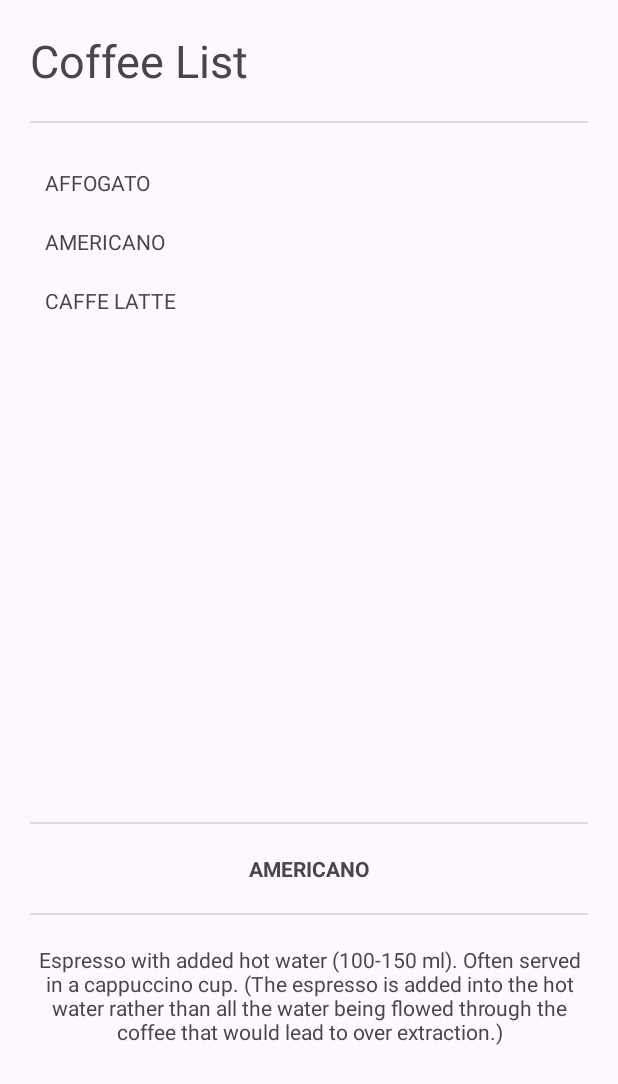
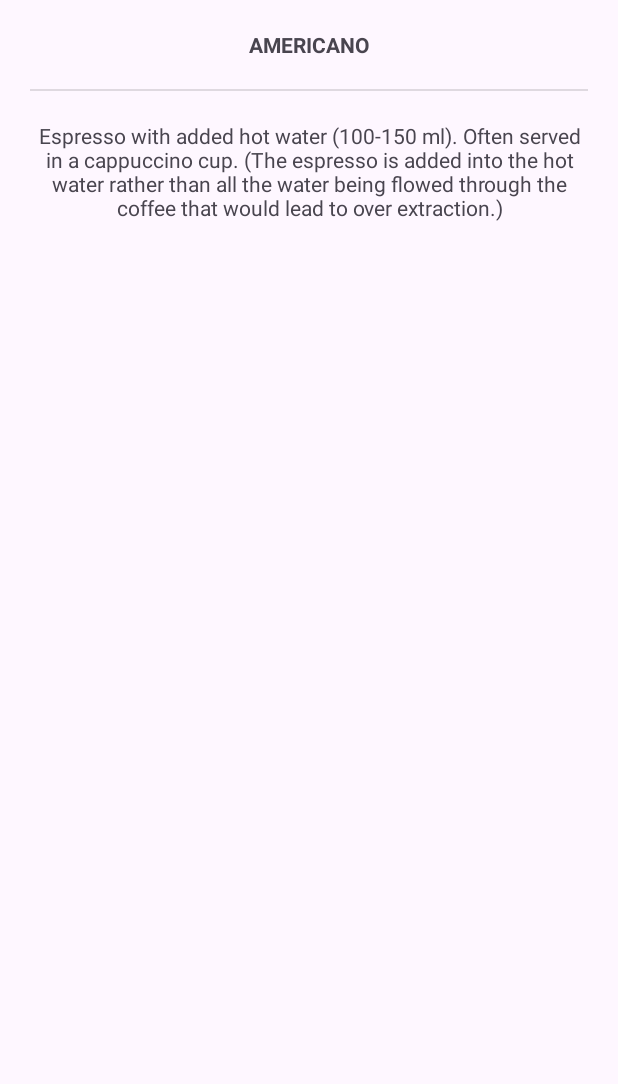
Before and after one commit to Calvin-braus/LAB_WEEK_03, an Android app: the screen it shows after launch (MainActivity), after a tap on "AMERICANO", on a phone screen of 412 x 824 dp. Shown: the top 1084 px of the screen. Run offline under Robolectric (Android 15) with nearby library versions, the phone set to English and light mode, and no system bars.

Commit message:
Commit No. 3 – use dynamic fragment

```diff
--- a/app/build.gradle.kts
+++ b/app/build.gradle.kts
@@ -42,6 +42,8 @@ dependencies {
     implementation(libs.material)
     implementation(libs.androidx.activity)
     implementation(libs.androidx.constraintlayout)
+    implementation("androidx.navigation:navigation-fragment-ktx:2.8.3")
+    implementation("androidx.navigation:navigation-ui-ktx:2.8.3")
     testImplementation(libs.junit)
     androidTestImplementation(libs.androidx.junit)
     androidTestImplementation(libs.androidx.espresso.core)
--- a/app/src/main/java/com/example/lab_week_03/DetailFragment.kt
+++ b/app/src/main/java/com/example/lab_week_03/DetailFragment.kt
@@ -27,6 +27,14 @@ class DetailFragment : Fragment() {
         return inflater.inflate(R.layout.fragment_detail, container, false)
     }
 
+    override fun onViewCreated(view: View, savedInstanceState: Bundle?) {
+        super.onViewCreated(view, savedInstanceState)
+
+        // Ambil coffeeId dari arguments (default 0)
+        val coffeeId = arguments?.getInt(COFFEE_ID, 0) ?: 0
+        setCoffeeData(coffeeId)
+    }
+
     // fungsi untuk update UI sesuai kopi yang dipilih
     fun setCoffeeData(id: Int) {
         when (id) {
@@ -46,7 +54,14 @@ class DetailFragment : Fragment() {
     }
 
     companion object {
-        @JvmStatic
-        fun newInstance() = DetailFragment()
+        private const val COFFEE_ID = "COFFEE_ID"
+
+        // Factory method untuk membuat DetailFragment dengan coffeeId
+        fun newInstance(coffeeId: Int) = DetailFragment().apply {
+            arguments = Bundle().apply {
+                putInt(COFFEE_ID, coffeeId)
+            }
+        }
     }
+
 }
--- a/app/src/main/java/com/example/lab_week_03/MainActivity.kt
+++ b/app/src/main/java/com/example/lab_week_03/MainActivity.kt
@@ -5,28 +5,43 @@ import androidx.activity.enableEdgeToEdge
 import androidx.appcompat.app.AppCompatActivity
 import androidx.core.view.ViewCompat
 import androidx.core.view.WindowInsetsCompat
+import androidx.fragment.app.FragmentContainerView
 
 interface CoffeeListener {
     fun onSelected(id: Int)
 }
+
 class MainActivity : AppCompatActivity(), CoffeeListener {
-
     override fun onCreate(savedInstanceState: Bundle?) {
         super.onCreate(savedInstanceState)
         enableEdgeToEdge()
         setContentView(R.layout.activity_main)
 
-        // supaya layout tidak ketiban status bar
-        ViewCompat.setOnApplyWindowInsetsListener(findViewById(R.id.main)) { v, insets ->
+        ViewCompat.setOnApplyWindowInsetsListener(findViewById(R.id.fragment_container)) { v, insets ->
             val systemBars = insets.getInsets(WindowInsetsCompat.Type.systemBars())
             v.setPadding(systemBars.left, systemBars.top, systemBars.right, systemBars.bottom)
             insets
         }
+
+        // Load ListFragment pertama kali
+        if (savedInstanceState == null) {
+            findViewById<FragmentContainerView>(R.id.fragment_container).let { containerLayout ->
+                val listFragment = ListFragment()
+                supportFragmentManager.beginTransaction()
+                    .add(containerLayout.id, listFragment)
+                    .commit()
+            }
+        }
     }
 
     override fun onSelected(id: Int) {
-        val detailFragment = supportFragmentManager
-            .findFragmentById(R.id.fragment_detail) as DetailFragment
-        detailFragment.setCoffeeData(id)
+        // Ganti fragment jadi DetailFragment dengan data ID
+        findViewById<FragmentContainerView>(R.id.fragment_container).let { containerLayout ->
+            val detailFragment = DetailFragment.newInstance(id) // warning type mismatch → kita fix nanti
+            supportFragmentManager.beginTransaction()
+                .replace(containerLayout.id, detailFragment)
+                .addToBackStack(null) // biar bisa balik ke ListFragment
+                .commit()
+        }
     }
 }
--- a/app/src/main/res/layout/activity_main.xml
+++ b/app/src/main/res/layout/activity_main.xml
@@ -1,35 +1,6 @@
 <?xml version="1.0" encoding="utf-8"?>
-<LinearLayout
+<androidx.fragment.app.FragmentContainerView
     xmlns:android="http://schemas.android.com/apk/res/android"
-    xmlns:app="http://schemas.android.com/apk/res-auto"
-    xmlns:tools="http://schemas.android.com/tools"
-    android:id="@+id/main"
+    android:id="@+id/fragment_container"
     android:layout_width="match_parent"
-    android:layout_height="match_parent"
-    android:orientation="vertical"
-    tools:context=".MainActivity">
-
-    <!-- List Fragment (atas) -->
-    <androidx.fragment.app.FragmentContainerView
-        android:id="@+id/fragment_list"
-        android:name="com.example.lab_week_03.ListFragment"
-        android:layout_width="match_parent"
-        android:layout_height="0dp"
-        android:layout_weight="2" />
-
-    <!-- Divider -->
-    <View
-        android:layout_width="match_parent"
-        android:layout_height="1dp"
-        android:layout_marginHorizontal="20dp"
-        android:background="?android:attr/dividerVertical" />
-
-    <!-- Detail Fragment (bawah) -->
-    <androidx.fragment.app.FragmentContainerView
-        android:id="@+id/fragment_detail"
-        android:name="com.example.lab_week_03.DetailFragment"
-        android:layout_width="match_parent"
-        android:layout_height="0dp"
-        android:layout_weight="1" />
-
-</LinearLayout>
+    android:layout_height="match_parent" />
```
